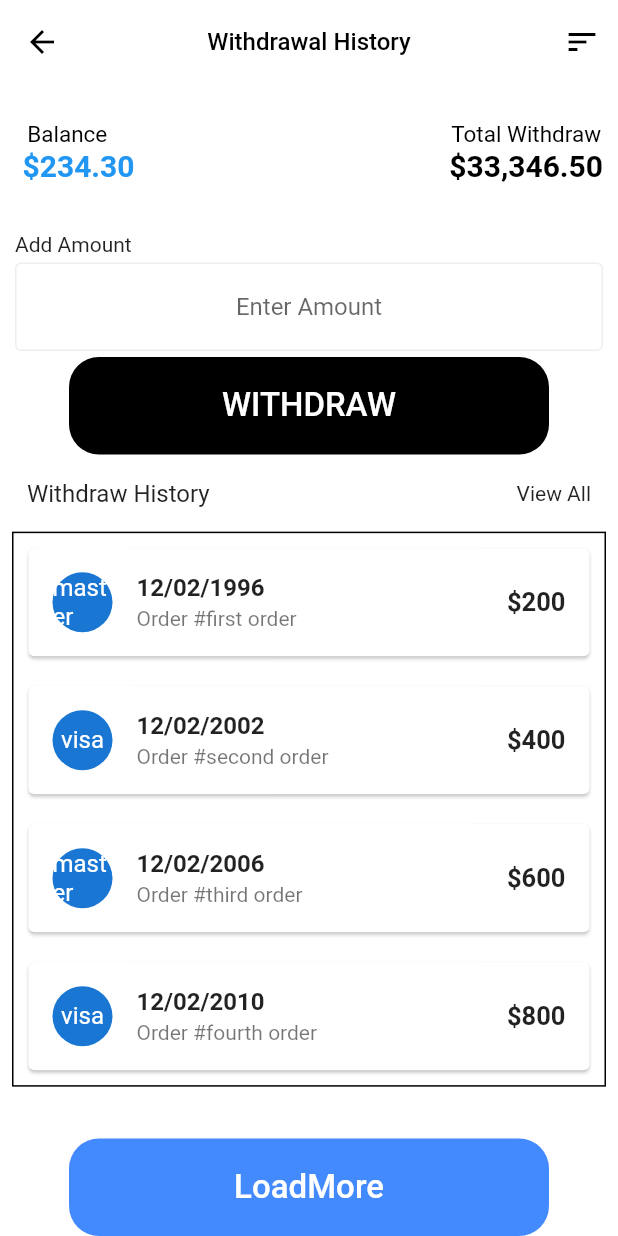
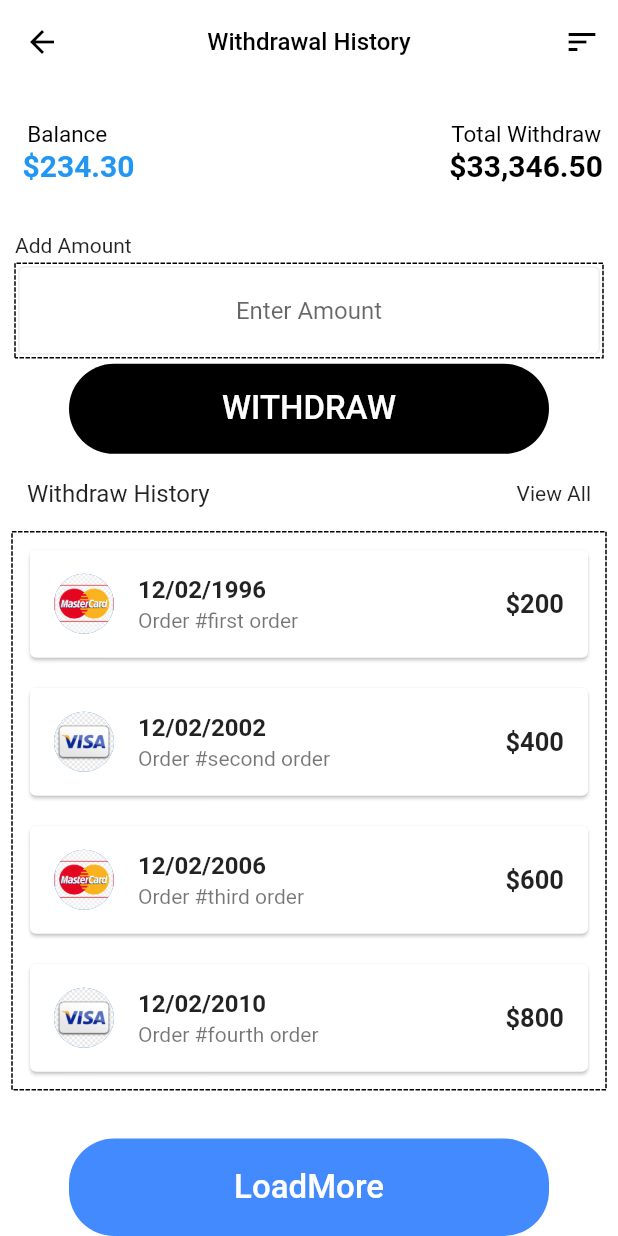
Before and after one commit to H-Zaman/Practice_UI_Design, a Flutter app: the Money screen opened by its route, on a phone screen of 412 x 824 dp. Run offline on Flutter 3.47's test engine with Material 2 defaults, Android fonts, the phone set to English and light mode, and no system bars; drawn by our look-alikes of dotted_border.

Commit message:
WithDraw page done

```diff
--- a/lib/pags/Card.dart
+++ b/lib/pags/Card.dart
@@ -4,18 +4,21 @@ import 'package:flutter/material.dart';
 class WithDrawCard extends StatelessWidget {
   final WithdrawClass withdraw;
   WithDrawCard({this.withdraw});
+  String path;
 
   @override
   Widget build(BuildContext context) {
+    if(withdraw.icon == 'master'){
+      path = 'assets/master.jpg';
+    }
+    else{
+      path = 'assets/visa.png';
+    }
     return Card(
       margin: EdgeInsets.all(10),
       child: ListTile(
         leading: CircleAvatar(
-          child: Center(
-            child: Text(
-              withdraw.icon
-            ),
-          ),
+          backgroundImage: AssetImage(path),
         ),
         title: Text(
           withdraw.date,
--- a/lib/pags/money.dart
+++ b/lib/pags/money.dart
@@ -1,3 +1,4 @@
+import 'package:dotted_border/dotted_border.dart';
 import 'package:examflutterapp/pags/Card.dart';
 import 'package:examflutterapp/pags/models/withdraw.dart';
 import 'package:flutter/cupertino.dart';
@@ -82,7 +83,6 @@ class _MoneyState extends State<Money> {
                               ),
                               Padding(
                                 padding: const EdgeInsets.only(left: 15),
-                                //TODO: dotted border
                                 child: Text(
                                   '\$234.30',
                                   style: TextStyle(
@@ -141,6 +141,10 @@ class _MoneyState extends State<Money> {
                           ),
                           Padding(
                             padding: const EdgeInsets.symmetric(horizontal: 10,vertical: 4),
+                            child: DottedBorder(
+                              color: Colors.black,
+                              strokeWidth: 1,
+                              borderType: BorderType.RRect,
                               child: TextFormField(
                                 textAlign: TextAlign.center,
                                 decoration: InputDecoration(
@@ -167,17 +171,18 @@ class _MoneyState extends State<Money> {
                                 },
                               ),
                             ),
+                          ),
                           Center(
                             child: SizedBox(
                               width: 320,
-                              height: 65,
+                              height: 60,
                               child: FlatButton(
                                 onPressed: (){
                                   print(money);
                                 },
                                 color: Colors.black,
                                 shape: RoundedRectangleBorder(
-                                  borderRadius: BorderRadius.circular(20.0)
+                                  borderRadius: BorderRadius.circular(30.0)
                                 ),
                                 child: Center(
                                   child: Text(
@@ -223,15 +228,13 @@ class _MoneyState extends State<Money> {
                               SizedBox(width: 10,)
                             ],
                           ),
-                          Padding(
+                          SingleChildScrollView(
+                            child: Container(
+                              child: Padding(
                                 padding: const EdgeInsets.all(8.0),
-                            child: Container(
-                              decoration: BoxDecoration(
-                                border: Border.all(
+                                child: DottedBorder(
+                                  strokeWidth: 1,
                                   color: Colors.black,
-                                  style: BorderStyle.values[1]
-                                )
-                              ),
                                   child: Column(
                                     mainAxisAlignment: MainAxisAlignment.start,
                                     children: withdraws.map((withdraw){
@@ -240,7 +243,8 @@ class _MoneyState extends State<Money> {
                                   ),
                                 ),
                               ),
-
+                            ),
+                          ),
                         ],
                       ),
                     )
@@ -259,7 +263,7 @@ class _MoneyState extends State<Money> {
                   },
                   color: Colors.blueAccent,
                   shape: RoundedRectangleBorder(
-                      borderRadius: BorderRadius.circular(20.0)
+                      borderRadius: BorderRadius.circular(30.0)
                   ),
                   child: Center(
                     child: Text(
```
Also changed, not shown: lib/pags/new_product.dart (+26 -1 lines), pubspec.lock. Lines whose indentation alone changed are shown as unchanged.
